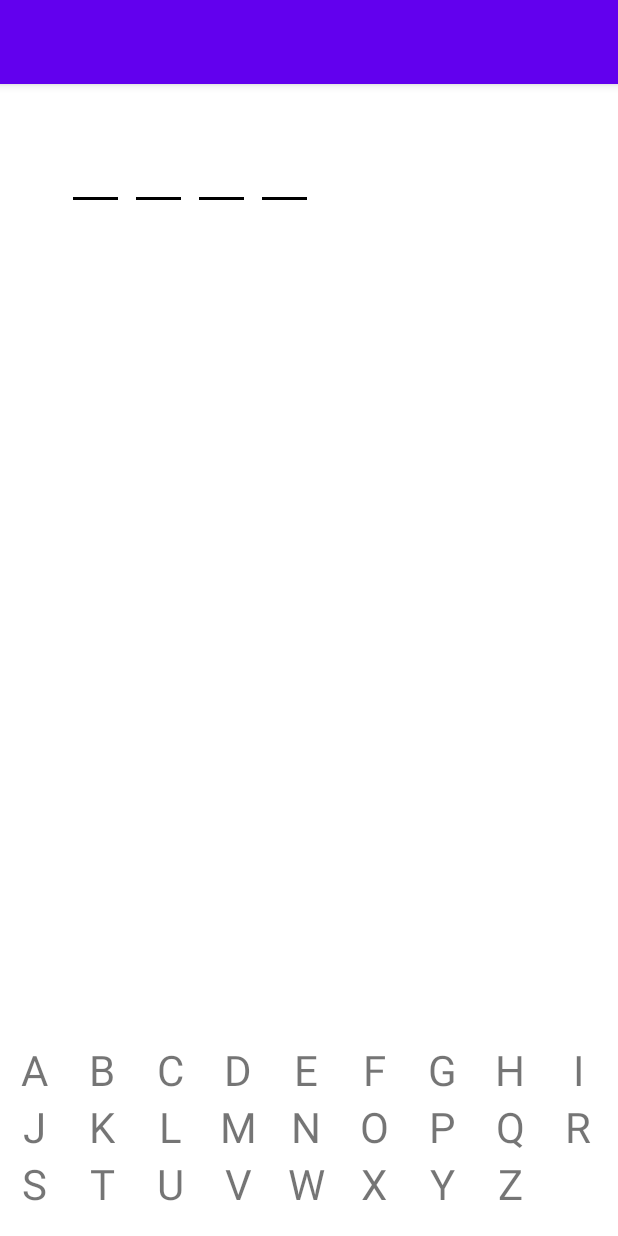
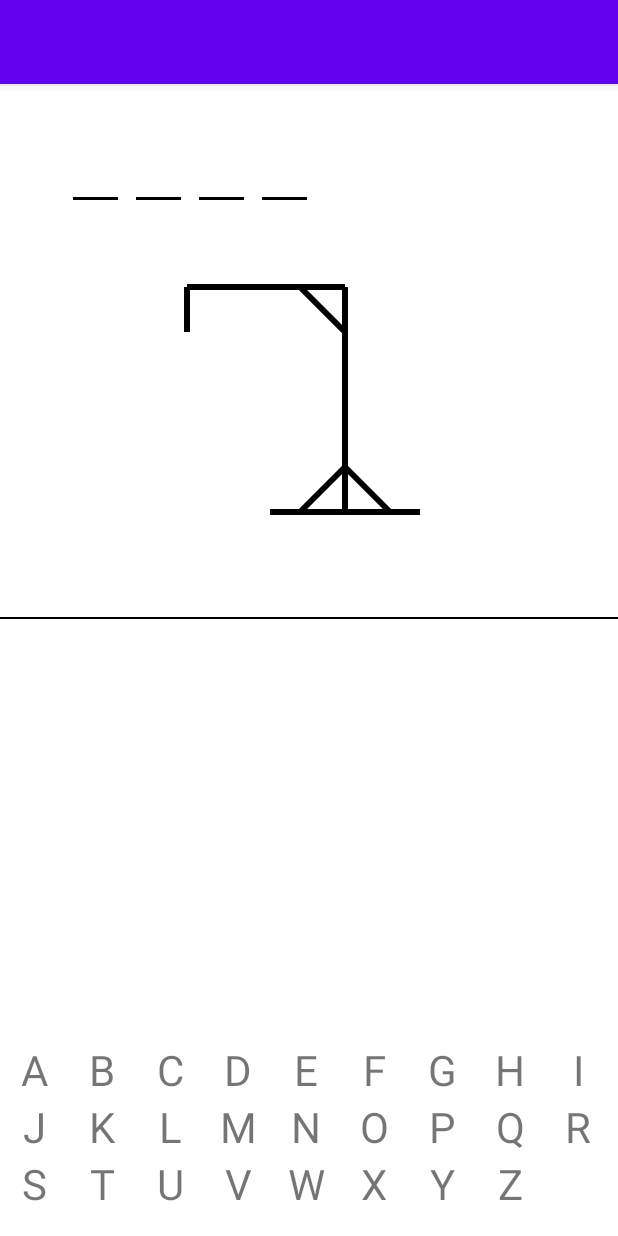
Before and after one commit to technexx/Hangman, an Android app: the screen it shows after launch (MainActivity), on a phone screen of 412 x 824 dp. Run offline under Robolectric (Android 15) with nearby library versions, the phone set to English and light mode, and no system bars; 3 statements that could not run were skipped.

Commit message:
hangman board drawn

```diff
--- a/app/src/main/java/game/of/hangman/BoardCanvas.java
+++ b/app/src/main/java/game/of/hangman/BoardCanvas.java
@@ -26,7 +26,7 @@ public class BoardCanvas extends View {
     private void setUpPaint() {
         mPaint = new Paint();
         mPaint.setColor(Color.BLACK);
-        mPaint.setStyle(Paint.Style.STROKE);
+//        mPaint.setStyle(Paint.Style.STROKE);
         mPaint.setStrokeWidth(6);
     }
 
@@ -41,6 +41,12 @@ public class BoardCanvas extends View {
     @Override
     public void onDraw(Canvas canvas) {
         mCanvas = canvas;
+
+        drawLetterBoard();
+        drawHangMan();
+    }
+
+    public void drawLetterBoard() {
         int xPos = dpConv(33);
 
         for (int i=0; i<numberOfSpaces; i++) {
@@ -48,4 +54,25 @@ public class BoardCanvas extends View {
             dpConv(xPos+=42);
         }
     }
+
+    public void drawHangMan() {
+        int topXStart = 125;
+        int topXEnd = 230;
+        int topY = 60;
+
+        mCanvas.drawLine(dpConv(topXStart), dpConv(topY), dpConv(topXEnd), dpConv(topY), mPaint);
+
+        mCanvas.drawLine(dpConv(topXStart), dpConv(topY), dpConv(topXStart), dpConv(topY+30), mPaint);
+
+        mCanvas.drawLine(dpConv(topXEnd-30), dpConv(topY), dpConv(topXEnd), dpConv(topY + 30), mPaint);
+
+        mCanvas.drawLine(dpConv(topXEnd), dpConv(topY), dpConv(topXEnd), dpConv(topY + 150), mPaint);
+
+        mCanvas.drawLine(dpConv(topXEnd-50), dpConv(topY+150), dpConv(topXEnd+50), dpConv(topY + 150), mPaint);
+
+        mCanvas.drawLine(dpConv(topXEnd), dpConv(topY+120), dpConv(topXEnd-30), dpConv(topY + 150), mPaint);
+
+        mCanvas.drawLine(dpConv(topXEnd), dpConv(topY+120), dpConv(topXEnd+30), dpConv(topY + 150), mPaint);
+
+    }
 }
--- a/app/src/main/res/layout/activity_main.xml
+++ b/app/src/main/res/layout/activity_main.xml
@@ -9,12 +9,20 @@
     <game.of.hangman.BoardCanvas
         android:id="@+id/board_canvas"
         android:layout_width="wrap_content"
-        android:layout_height="200dp"
+        android:layout_height="280dp"
         app:layout_constraintTop_toTopOf="parent"
         app:layout_constraintStart_toStartOf="parent"
         app:layout_constraintEnd_toEndOf="parent"
         android:layout_marginTop="75dp">
     </game.of.hangman.BoardCanvas>
+
+    <View
+        android:layout_width="match_parent"
+        android:layout_height="1dp"
+        app:layout_constraintTop_toBottomOf="@id/board_canvas"
+        app:layout_constraintStart_toStartOf="parent"
+        android:background="@color/black">
+    </View>
 
     <GridView
         android:id="@+id/alphabet_listView"
```
